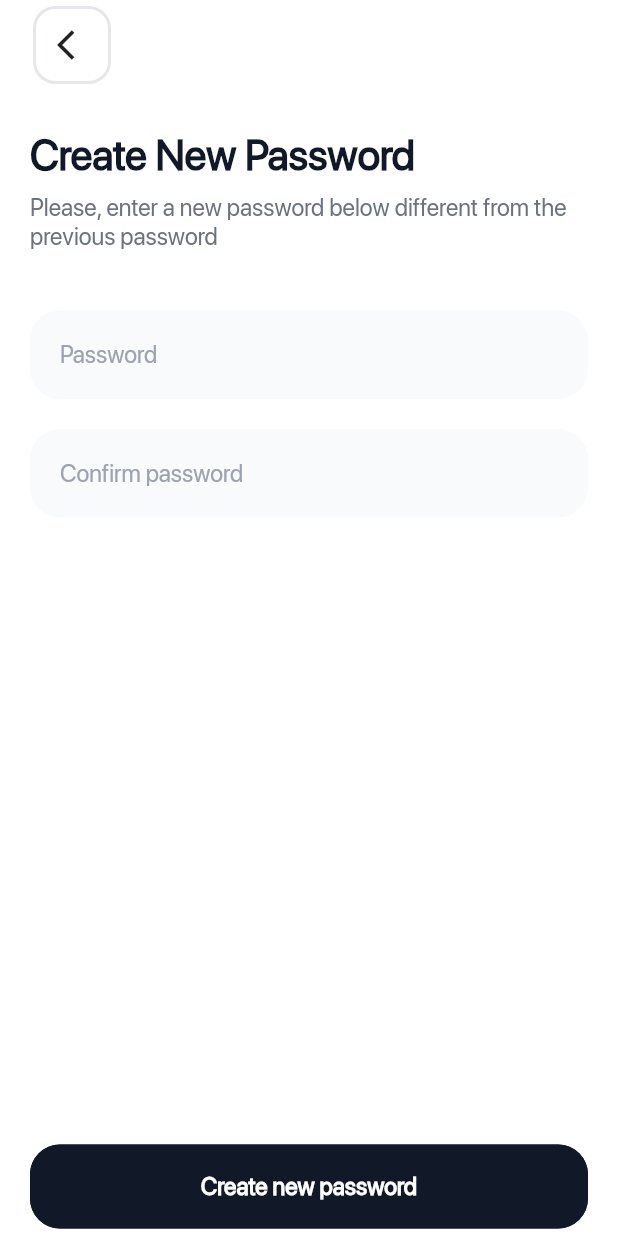
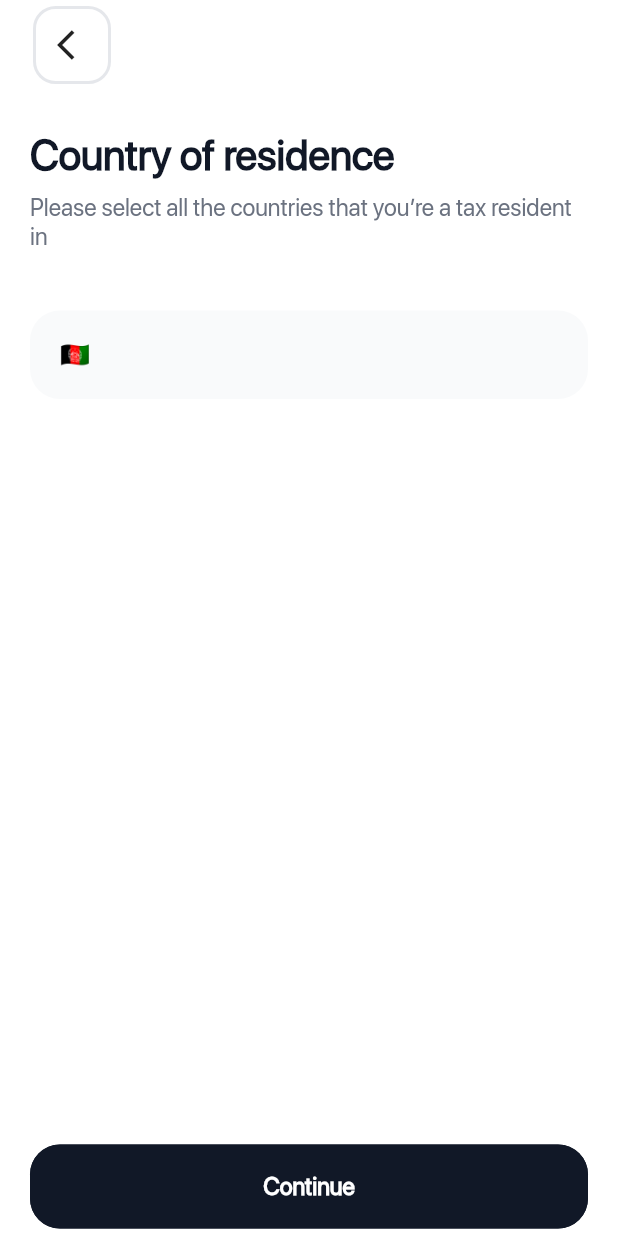
Before and after one commit to BashirYesufu/TEstRepo, a Flutter app: the EmailVerificationScreen screen opened by its route, after a tap on "Confirm", on a phone screen of 412 x 824 dp. Run offline on Flutter 3.47's test engine with Material 2 defaults, Android fonts, the light colour scheme and no system bars; drawn by our look-alikes of modal_progress_hud_nsn; our stand-ins replace country_picker, flutter_otp_text_field, font_awesome_flutter, loading_animation_widget, smooth_page_indicator.

Commit message:
add country picker

```diff
--- a/lib/components/apex_back_button.dart
+++ b/lib/components/apex_back_button.dart
@@ -2,8 +2,11 @@ import 'package:flutter/material.dart';
 import '../constants/color_constants.dart';
 
 class ApexBackButton extends StatelessWidget {
-  const ApexBackButton({Key? key}) : super(key: key);
+  const ApexBackButton({
+    this.onPressed,
+    Key? key}) : super(key: key);
 
+  final Function()? onPressed;
   @override
   Widget build(BuildContext context) {
     return Transform.translate(
@@ -20,9 +23,7 @@ class ApexBackButton extends StatelessWidget {
               )
           ),
           child: MaterialButton(
-            onPressed: (){
-              Navigator.pop(context);
-            },
+            onPressed: onPressed,
             minWidth: 30.0,
             height: 30.0,
             child: Icon(Icons.arrow_back_ios),
--- a/lib/components/apex_scaffold.dart
+++ b/lib/components/apex_scaffold.dart
@@ -13,6 +13,7 @@ class ApexScaffold extends StatelessWidget {
   final Widget? bottomNavBar;
   final bool hasBackButton;
   final List<Widget>? trailing;
+  final Function()? onBackPressed;
 
   const ApexScaffold({
     required this.children,
@@ -21,6 +22,7 @@ class ApexScaffold extends StatelessWidget {
     this.bottomNavBar,
     this.hasBackButton = true,
     this.trailing,
+    this.onBackPressed,
     Key? key,
   }) : super(key: key);
 
@@ -44,7 +46,9 @@ class ApexScaffold extends StatelessWidget {
               elevation: 0,
               centerTitle: true,
               leading: hasBackButton
-                  ? ApexBackButton()
+                  ? ApexBackButton(onPressed:
+              onBackPressed ?? ()=> Navigator.pop(context)
+              ,)
                   : SizedBox(),
               actions: trailing,
             ),
--- a/lib/components/apex_textfield.dart
+++ b/lib/components/apex_textfield.dart
@@ -9,6 +9,7 @@ class ApexTextField extends StatefulWidget {
   final TextInputType? keyboard;
   final String? hintText;
   final bool obscureText;
+  final bool readOnly;
 
   const ApexTextField({
     this.controller,
@@ -17,6 +18,7 @@ class ApexTextField extends StatefulWidget {
     this.hintText,
     this.onChanged,
     this.obscureText = false,
+    this.readOnly = false,
     Key? key,
   }) : super(key: key);
 
@@ -39,6 +41,7 @@ class _ApexTextFieldState extends State<ApexTextField> {
         cursorColor: ApexColors.black,
         obscureText: widget.obscureText,
         onChanged: widget.onChanged,
+        readOnly: widget.readOnly,
         style: ApexTextStyles.kBlack16,
         decoration: InputDecoration(
           hintStyle: ApexTextStyles.kAsh16,
--- a/lib/routes.dart
+++ b/lib/routes.dart
@@ -1,7 +1,9 @@
+import 'package:apex/screens/authentication/country_residence_screen.dart';
 import 'package:apex/screens/authentication/email_verification_screen.dart';
 import 'package:apex/screens/authentication/forgot_password_screen.dart';
 import 'package:apex/screens/authentication/new_password_screen.dart';
 import 'package:apex/screens/authentication/password_confirmation_screen.dart';
+import 'package:apex/screens/authentication/pin_code_screen.dart';
 import 'package:apex/screens/authentication/sign_in_screen.dart';
 import 'package:apex/screens/authentication/sign_up_screen.dart';
 import 'package:apex/screens/dashboard.dart';
@@ -20,6 +22,8 @@ class RouteHandler {
     EmailVerificationScreen.screenID: (context) => EmailVerificationScreen(email: 'email.com'),
     NewPasswordScreen.screenID: (context) => NewPasswordScreen(),
     PasswordConfirmationScreen.screenID: (context) => PasswordConfirmationScreen(),
+    CountryResidence.screenID: (context) => CountryResidence(),
+    PinCodeScreen.screenID: (context) => PinCodeScreen(),
   };
   static Route<dynamic>? generateRoute(RouteSettings route) {
     switch (route.name) {
--- /dev/null
+++ b/lib/screens/authentication/country_residence_screen.dart
@@ -0,0 +1,78 @@
+import 'package:apex/components/apex_button.dart';
+import 'package:apex/components/apex_scaffold.dart';
+import 'package:apex/components/apex_textfield.dart';
+import 'package:apex/components/screen_title.dart';
+import 'package:apex/screens/authentication/pin_code_screen.dart';
+import 'package:country_picker/country_picker.dart';
+import 'package:flutter/material.dart';
+
+import '../../constants/color_constants.dart';
+import '../../constants/text_styles.dart';
+
+class CountryResidence extends StatefulWidget {
+  const CountryResidence({Key? key}) : super(key: key);
+  static const screenID = "CountryResidence";
+
+  @override
+  State<CountryResidence> createState() => _CountryResidenceState();
+}
+
+class _CountryResidenceState extends State<CountryResidence> {
+  @override
+  Widget build(BuildContext context) {
+
+    String emoji = '🇦🇫';
+    return ApexScaffold(
+      bottomNavBar: ApexButton(
+        onPressed: (){
+          Navigator.pushNamed(context, PinCodeScreen.screenID);
+        },
+        text: 'Continue',
+      ),
+      children: [
+        ScreenTitle(
+          title: 'Country of residence',
+          subTitle:
+              'Please select all the countries that you’re a tax resident in',
+        ),
+        ApexTextField(
+          readOnly: true,
+          controller: TextEditingController(text: emoji),
+          onTap: (){
+            showCountryPicker(
+              context: context,
+              showPhoneCode: false,
+              countryListTheme: CountryListThemeData(
+                bottomSheetHeight: MediaQuery.of(context).size.height / 1.5,
+                flagSize: 30,
+                inputDecoration: InputDecoration(
+                  hintStyle: ApexTextStyles.kAsh16,
+                  hintText: 'Search',
+                  filled: true,
+                  fillColor: ApexColors.lightGrey,
+                  contentPadding: EdgeInsets.all(20.0),
+                  floatingLabelBehavior: FloatingLabelBehavior.always,
+                  border: OutlineInputBorder(
+                    borderSide: BorderSide.none,
+                    borderRadius: BorderRadius.all(Radius.circular(20.0),),
+                  ),
+                  focusedBorder: OutlineInputBorder(
+                    borderSide: BorderSide(color: ApexColors.orange, width: 1.0),
+                    borderRadius: BorderRadius.all(Radius.circular(20.0)),
+                  ),
+                ),
+              ),
+              onSelect: (Country country) {
+                setState(() {
+                  emoji = country.flagEmoji + country.displayName;
+                });
+                print(country.flagEmoji);
+                print('Select country: ${country.displayName}');
+              },
+            );
+          },
+        )
+      ],
+    );
+  }
+}
--- a/lib/screens/authentication/email_verification_screen.dart
+++ b/lib/screens/authentication/email_verification_screen.dart
@@ -3,6 +3,7 @@ import 'package:apex/components/apex_scaffold.dart';
 import 'package:apex/components/screen_title.dart';
 import 'package:apex/constants/color_constants.dart';
 import 'package:apex/constants/text_styles.dart';
+import 'package:apex/screens/authentication/country_residence_screen.dart';
 import 'package:apex/screens/authentication/new_password_screen.dart';
 import 'package:flutter/material.dart';
 import 'package:flutter_otp_text_field/flutter_otp_text_field.dart';
@@ -44,9 +45,6 @@ class EmailVerificationScreen extends StatelessWidget {
               borderRadius: BorderRadius.all(Radius.circular(15.0)),
             ),
           ),
-          onCodeChanged: (String code) {
-            //handle validation or checks here
-          },
           //runs when every textfield is filled
           onSubmit: (String verificationCode) {
             showDialog(
@@ -61,7 +59,7 @@ class EmailVerificationScreen extends StatelessWidget {
         ),
       ),
       InkWell(
-        onTap: (){
+        onTap: () {
           //TODO: Resend OTP to email
         },
         child: Text(
@@ -69,12 +67,16 @@ class EmailVerificationScreen extends StatelessWidget {
           style: ApexTextStyles.kOrange16,
         ),
       ),
-      SizedBox(height: MediaQuery.of(context).size.height / 8,),
-      ApexButton(onPressed: (){
-        //TODO: confirm OTP
-        Navigator.pushNamed(context, NewPasswordScreen.screenID);
-      }, text: 'Confirm',),
-
+      SizedBox(
+        height: MediaQuery.of(context).size.height / 8,
+      ),
+      ApexButton(
+        onPressed: () {
+          //TODO: confirm OTP
+          Navigator.pushNamed(context, CountryResidence.screenID);
+        },
+        text: 'Confirm',
+      ),
     ]);
   }
 }
--- a/lib/screens/authentication/password_confirmation_screen.dart
+++ b/lib/screens/authentication/password_confirmation_screen.dart
@@ -3,8 +3,6 @@ import 'package:apex/components/apex_scaffold.dart';
 import 'package:apex/components/screen_title.dart';
 import 'package:apex/constants/apex_images.dart';
 import 'package:flutter/material.dart';
-import 'package:apex/screens/dashboard.dart';
-import '../dashboard_arguments.dart';
 
 class PasswordConfirmationScreen extends StatelessWidget {
   const PasswordConfirmationScreen({Key? key}) : super(key: key);
--- /dev/null
+++ b/lib/utilities/error_handler.dart
@@ -0,0 +1,5 @@
+class ErrorHandler {
+  static String errorCode200 = '200';
+  static String errorCode400 = '400';
+  static String errorCode500 = '500';
+}
--- a/pubspec.yaml
+++ b/pubspec.yaml
@@ -31,6 +31,7 @@ dependencies:
   smooth_page_indicator: ^1.0.0+2
   http: ^0.13.4
   flutter_otp_text_field: ^1.0.1
+  country_picker: ^2.0.15
 
 dev_dependencies:
   flutter_test:
```
Also changed, not shown: lib/screens/authentication/forgot_password_screen.dart (+14 -7 lines), lib/screens/authentication/pin_code_screen.dart (added, +51 -0 lines), lib/screens/authentication/sign_up_screen.dart (+3 -23 lines), pubspec.lock.
